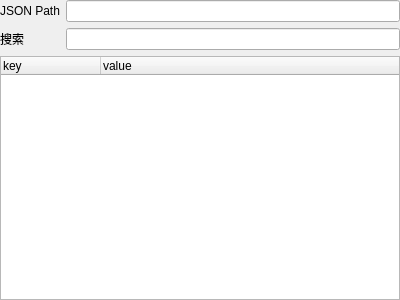
First picture: the form in ui/json_viewer_frame.ui, repository KnockHarder/browserbot, before the edit.
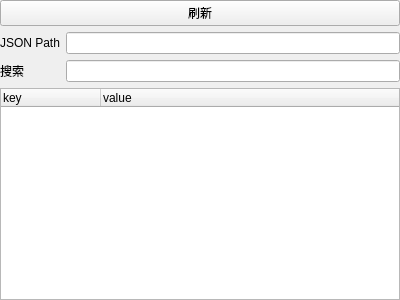
Second picture: the form after the edit.

Commit message: 允许 json 刷新

Patch:
```diff
--- a/ui/json_viewer_frame.ui
+++ b/ui/json_viewer_frame.ui
@@ -13,6 +13,9 @@
   <property name="windowTitle">
    <string>Frame</string>
   </property>
+  <property name="lineWidth">
+   <number>0</number>
+  </property>
   <layout class="QVBoxLayout" name="verticalLayout">
    <property name="leftMargin">
     <number>0</number>
@@ -26,6 +29,17 @@
    <property name="bottomMargin">
     <number>0</number>
    </property>
+   <item>
+    <layout class="QVBoxLayout" name="verticalLayout_4">
+     <item>
+      <widget class="QPushButton" name="refresh_btn">
+       <property name="text">
+        <string>刷新</string>
+       </property>
+      </widget>
+     </item>
+    </layout>
+   </item>
    <item>
     <layout class="QFormLayout" name="formLayout">
      <property name="sizeConstraint">
@@ -45,7 +59,11 @@
       </widget>
      </item>
      <item row="0" column="1">
-      <widget class="QLineEdit" name="json_path_edit_widget"/>
+      <widget class="QLineEdit" name="json_path_edit_widget">
+       <property name="clearButtonEnabled">
+        <bool>true</bool>
+       </property>
+      </widget>
      </item>
      <item row="1" column="0">
       <widget class="QLabel" name="search_label_widget">
@@ -55,7 +73,11 @@
       </widget>
      </item>
      <item row="1" column="1">
-      <widget class="QLineEdit" name="search_text_edit_widget"/>
+      <widget class="QLineEdit" name="search_text_edit_widget">
+       <property name="clearButtonEnabled">
+        <bool>true</bool>
+       </property>
+      </widget>
      </item>
     </layout>
    </item>
```
The commit also changes 2 other files.
